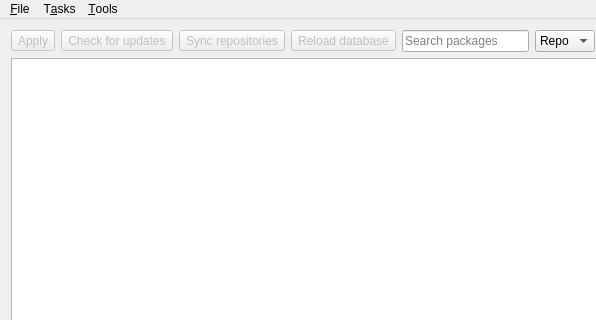
First picture: the form in src/mainwindow.ui, repository Shatur/orson, before the edit; both pictures show x 0 to 596 and y 0 to 320 of the 740 by 745 pixel window.
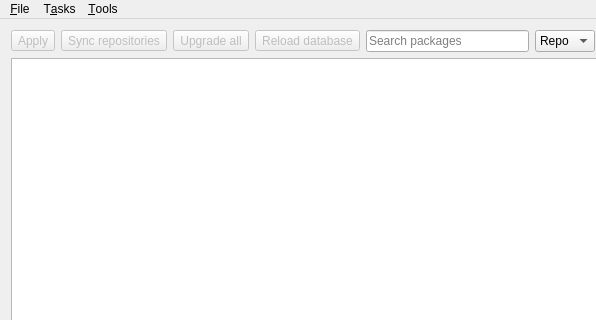
Second picture: the form after the edit. Icons and pictures are not drawn. Custom widgets are drawn as their Qt base class.

Commit message: Add upgrading to tray context menu

Patch:
```diff
--- a/src/mainwindow.ui
+++ b/src/mainwindow.ui
@@ -47,7 +47,7 @@
          <string>Check for updates</string>
         </property>
         <property name="text">
-         <string>Check for updates</string>
+         <string>Sync repositories</string>
         </property>
         <property name="icon">
          <iconset theme="mail-send-receive">
@@ -64,7 +64,7 @@
          <bool>false</bool>
         </property>
         <property name="text">
-         <string>Sync repositories</string>
+         <string>Upgrade all</string>
         </property>
         <property name="icon">
          <iconset theme="go-up"/>
```
Left out of the diff: 5 changed lines with no effect on the pictures. The commit also changes 2 other files.
